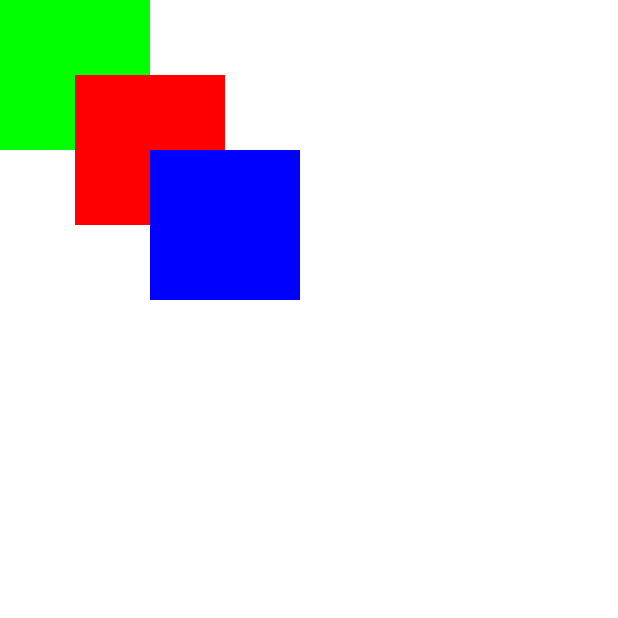
After one commit to JccsISCDeveloper/JetPackCompose, an Android app built with Jetpack Compose: the ReportsScreen screen opened through its navigation route, on a phone screen of 412 x 824 dp, the top half of it. The commit adds this screen. Run offline under Robolectric (Android 15) with nearby library versions, the light colour scheme and no system bars; our stand-ins replace Dagger/Hilt's generated code, accompanist, constraintlayout-compose.

Commit message:
Creando ReportsScreen, agregando navegacion desde drawercontent

```diff
--- a/app/src/main/java/com/jccsisc/irepcp/ui/features/dashboard/ui/DashboardScreen.kt
+++ b/app/src/main/java/com/jccsisc/irepcp/ui/features/dashboard/ui/DashboardScreen.kt
@@ -6,6 +6,7 @@ import androidx.compose.foundation.clickable
 import androidx.compose.foundation.layout.*
 import androidx.compose.foundation.lazy.LazyColumn
 import androidx.compose.foundation.lazy.items
+import androidx.compose.foundation.shape.CircleShape
 import androidx.compose.foundation.shape.RoundedCornerShape
 import androidx.compose.material.*
 import androidx.compose.material.icons.Icons
@@ -14,7 +15,9 @@ import androidx.compose.material.icons.filled.Menu
 import androidx.compose.material.icons.filled.Refresh
 import androidx.compose.runtime.Composable
 import androidx.compose.runtime.rememberCoroutineScope
+import androidx.compose.ui.Alignment
 import androidx.compose.ui.Modifier
+import androidx.compose.ui.draw.clip
 import androidx.compose.ui.graphics.Color
 import androidx.compose.ui.res.stringResource
 import androidx.compose.ui.unit.dp
@@ -24,6 +27,7 @@ import com.jccsisc.irepcp.ui.features.dashboard.data.model.DrawerOption
 import com.jccsisc.irepcp.ui.features.dashboard.data.model.listOptions
 import com.jccsisc.irepcp.ui.theme.BlackAbi
 import com.jccsisc.irepcp.ui.theme.ColorHearder
+import com.jccsisc.irepcp.ui.theme.Gray50
 import com.jccsisc.irepcp.utils.SetNavbarColor
 import kotlinx.coroutines.launch
 
@@ -33,7 +37,7 @@ import kotlinx.coroutines.launch
  * Created by Julio Cesar Camacho Silva on 16/11/22
  */
 @Composable
-fun DashboardScreen() {
+fun DashboardScreen(onClickOption: (option: DrawerOption) -> Unit) {
     SetNavbarColor(color = BlackAbi, useDarkIcons = false)
 
     val scaffoldState = rememberScaffoldState()
@@ -57,7 +61,8 @@ fun DashboardScreen() {
         scaffoldState = scaffoldState,
         drawerContent = {
             MyDrawerLayout(onClickDrawer = {
-                coroutineScope.launch { scaffoldState.drawerState.close() }
+                                          onClickOption(it)
+//                coroutineScope.launch { scaffoldState.drawerState.close() }
             }, optionList = listOptions)
         }
     ) { padding ->
@@ -87,7 +92,7 @@ fun MyTopAppbar(onClickDrawer: () -> Unit, onInfoClick: () -> Unit, onUpdateClic
 
 @Composable
 fun MyDrawerLayout(
-    onClickDrawer: () -> Unit,
+    onClickDrawer: (option: DrawerOption) -> Unit,
     optionList: List<DrawerOption>,
     modifier: Modifier = Modifier
 ) {
@@ -104,11 +109,14 @@ fun MyDrawerLayout(
                 .background(ColorHearder)
         ) {
 
+            CircleFigure(modifier = modifier.padding(top = 30.dp, start = 12.dp))
+
             CircularProgressIndicator(
-                progress = 0.8f,
-                modifier = modifier.padding(12.dp)
+                progress = 0.6f,
+                modifier = modifier
+                    .padding(top = 30.dp, start = 12.dp)
                     .size(60.dp),
-                color = Color.Red,
+                color = Color.Blue,
                 strokeWidth = 3.dp
             )
         }
@@ -116,11 +124,18 @@ fun MyDrawerLayout(
         LazyColumn {
             items(optionList) { option ->
                 ItemDrawer(option = option, onOptionClick = {
-                    //todo navegar a la otra vista
-                    Toast.makeText(IREPApp.INSTANCE, "Click ${it.name}", Toast.LENGTH_SHORT).show()
+                   onClickDrawer(it)
                 })
             }
         }
+    }
+}
+
+@Composable
+fun CircleFigure(modifier: Modifier = Modifier) {
+    Box(modifier = modifier, contentAlignment = Alignment.Center) {
+        Box(modifier = Modifier.size(60.dp).clip(CircleShape).background(Gray50))
+        Box(modifier = Modifier.size(53.dp).clip(CircleShape).background(ColorHearder))
     }
 }
 
--- a/app/src/main/java/com/jccsisc/irepcp/ui/features/navigation/AppNavigation.kt
+++ b/app/src/main/java/com/jccsisc/irepcp/ui/features/navigation/AppNavigation.kt
@@ -8,6 +8,7 @@ import com.jccsisc.irepcp.ui.features.SplashScreen
 import com.jccsisc.irepcp.ui.features.dashboard.ui.DashboardScreen
 import com.jccsisc.irepcp.ui.features.login.ui.LoginScreen
 import com.jccsisc.irepcp.ui.features.login.ui.LoginViewModel
+import com.jccsisc.irepcp.ui.features.reports.ReportsScreen
 
 /**
  * Project: IREPCP
@@ -38,7 +39,30 @@ fun AppNavigation(loginViewModel: LoginViewModel) {
             )
         }
         composable(Screens.DashboardScreen.route) {
-            DashboardScreen()
+            DashboardScreen(onClickOption = {
+                when(it.id) {
+                    NAV_HOME -> {  }
+                    NAV_ROUTE_START -> {  }
+                    NAV_CLIENT_LIST -> {  }
+                    NAV_HOW_AM_I_DOING -> {  }
+                    NAV_REPORTS -> {  navController.navigate(Screens.ReportsScreen.route) }
+                    NAV_UNSCHEDULE_ROUTE -> {  }
+                    NAV_END_OF_ROUTE -> {  }
+                    NAV_SIGN_OFF -> {  }
+                }
+            })
+        }
+        composable(Screens.ReportsScreen.route) {
+            ReportsScreen()
         }
     }
 }
+
+const val NAV_HOME = 0
+const val NAV_ROUTE_START = 1
+const val NAV_CLIENT_LIST = 2
+const val NAV_HOW_AM_I_DOING = 3
+const val NAV_REPORTS = 4
+const val NAV_UNSCHEDULE_ROUTE = 5
+const val NAV_END_OF_ROUTE = 6
+const val NAV_SIGN_OFF = 7
--- a/app/src/main/java/com/jccsisc/irepcp/ui/features/navigation/Screens.kt
+++ b/app/src/main/java/com/jccsisc/irepcp/ui/features/navigation/Screens.kt
@@ -8,5 +8,6 @@ package com.jccsisc.irepcp.ui.features.navigation
 sealed class Screens(val route: String) {
     object SplashScreen: Screens("splash_screen")
     object LoginScreen: Screens("login_screen")
-    object DashboardScreen: Screens("dashboard")
+    object DashboardScreen: Screens("dashboard_screen")
+    object ReportsScreen: Screens("reports_screen")
 }
--- /dev/null
+++ b/app/src/main/java/com/jccsisc/irepcp/ui/features/reports/ReportsScreen.kt
@@ -0,0 +1,63 @@
+package com.jccsisc.irepcp.ui.features.reports
+
+import androidx.compose.foundation.background
+import androidx.compose.foundation.layout.Box
+import androidx.compose.foundation.layout.fillMaxSize
+import androidx.compose.runtime.Composable
+import androidx.compose.ui.Modifier
+import androidx.compose.ui.graphics.Color
+import androidx.compose.ui.layout.layoutId
+import androidx.compose.ui.tooling.preview.Device
+import androidx.compose.ui.tooling.preview.Devices
+import androidx.compose.ui.tooling.preview.Preview
+import androidx.compose.ui.unit.dp
+import androidx.constraintlayout.compose.ConstraintLayout
+import androidx.constraintlayout.compose.ConstraintSet
+import androidx.constraintlayout.compose.Dimension
+
+/**
+ * Project: IREPCP
+ * FROM: com.jccsisc.irepcp.ui.features.reports
+ * Created by Julio Cesar Camacho Silva on 22/11/22
+ */
+@Composable
+fun ReportsScreen() {
+    val constrains = ConstraintSet {
+        val greenBox = createRefFor("greenBox")
+        val redBox = createRefFor("redBox")
+        val blueBox = createRefFor("blueBox")
+
+        constrain(greenBox) {
+            top.linkTo(parent.top)
+            start.linkTo(parent.start)
+            width = Dimension.value(100.dp)
+            height = Dimension.value(100.dp)
+        }
+
+        constrain(redBox) {
+            top.linkTo(greenBox.top, margin = 50.dp)
+            start.linkTo(greenBox.start, margin = 50.dp)
+            width = Dimension.value(100.dp)
+            height = Dimension.value(100.dp)
+        }
+
+        constrain(blueBox) {
+            top.linkTo(redBox.top, margin = 50.dp)
+            start.linkTo(redBox.start, margin = 50.dp)
+            width = Dimension.value(100.dp)
+            height = Dimension.value(100.dp)
+        }
+    }
+
+    ConstraintLayout(constrains, modifier = Modifier.fillMaxSize()) {
+        Box(modifier = Modifier.background(Color.Green).layoutId("greenBox"))
+        Box(modifier = Modifier.background(Color.Red).layoutId("redBox"))
+        Box(modifier = Modifier.background(Color.Blue).layoutId("blueBox"))
+    }
+}
+
+@Preview(showBackground = true, showSystemUi = true, device = Devices.NEXUS_5)
+@Composable
+private fun DefaultPreview() {
+    ReportsScreen()
+}
```
